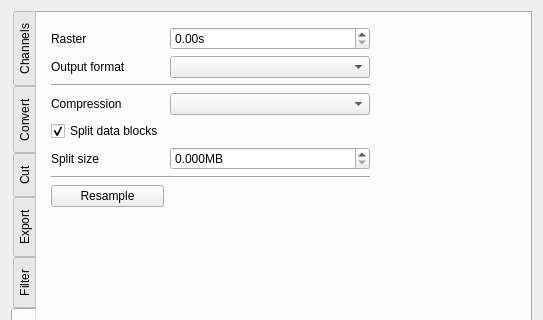
This is asammdfgui/file_widget.ui in danielhrisca/asammdf as Qt 5 draws it before an edit; both pictures show x 0 to 543 and y 0 to 320 of the 543 by 569 pixel window. The edited form follows.
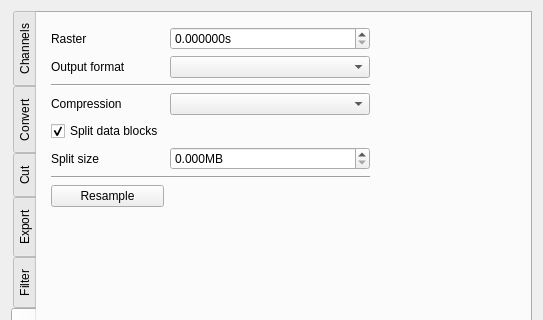
This is the edited form. The open tabs and pages were chosen to show the change. Icons and pictures are not drawn.

Commit message: fix wrong import of resource_rc in widgets

The edit to the form file:
```diff
--- a/asammdfgui/file_widget.ui
+++ b/asammdfgui/file_widget.ui
@@ -867,6 +867,9 @@
            <property name="suffix">
             <string>s</string>
            </property>
+           <property name="decimals">
+            <number>6</number>
+           </property>
           </widget>
          </item>
         </layout>
```
Left out of the diff: 2 changed lines with no effect on the pictures. The commit also changes 4 other files.
